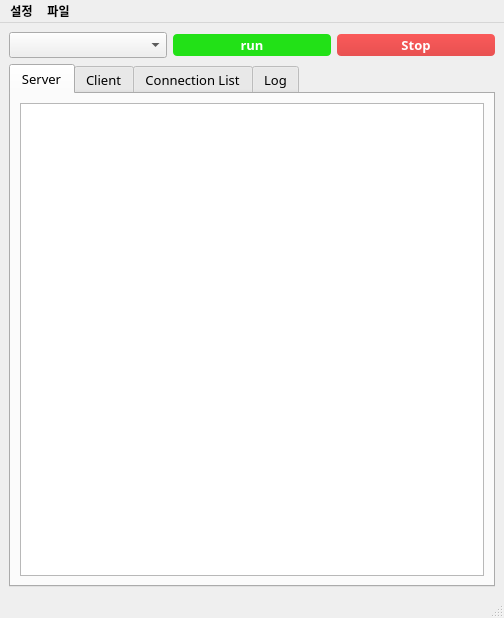
Qt form main.ui (gusdnd3150/communication-gui) before a commit.
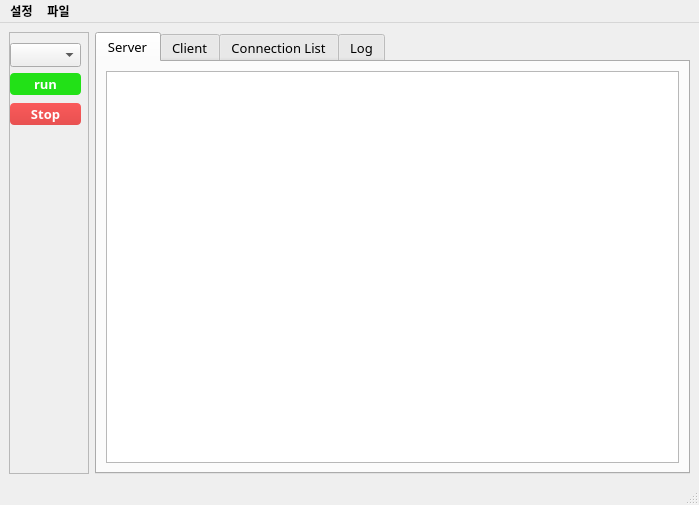
The same form after that commit.

Commit message: 버튼 위치 변경

Patch:
```diff
--- a/main.ui
+++ b/main.ui
@@ -6,8 +6,8 @@
    <rect>
     <x>0</x>
     <y>0</y>
-    <width>504</width>
-    <height>618</height>
+    <width>699</width>
+    <height>505</height>
    </rect>
   </property>
   <property name="sizePolicy">
@@ -49,105 +49,10 @@
   </property>
   <widget class="QWidget" name="centralwidget">
    <layout class="QGridLayout" name="gridLayout_3">
-    <item row="0" column="0">
+    <item row="0" column="1">
      <layout class="QGridLayout" name="gridLayout_2">
       <item row="0" column="0">
-       <layout class="QGridLayout" name="gridLayout">
-        <item row="0" column="1">
-         <widget class="QPushButton" name="btn_start">
-          <property name="maximumSize">
-           <size>
-            <width>200</width>
-            <height>16777215</height>
-           </size>
-          </property>
-          <property name="font">
-           <font>
-            <family>맑은 고딕</family>
-            <pointsize>10</pointsize>
-            <weight>75</weight>
-            <bold>true</bold>
-           </font>
-          </property>
-          <property name="styleSheet">
-           <string notr="true">QPushButton {
-    background-color: #22e117;
-    border: none;
-    border-radius: 4px;
-    color: white;
-    padding: 2px
-}
-
-QPushButton:hover {
-    background-color: #33c12b;
-}</string>
-          </property>
-          <property name="text">
-           <string>run</string>
-          </property>
-         </widget>
-        </item>
-        <item row="0" column="0">
-         <widget class="QComboBox" name="combo_pkg">
-          <property name="maximumSize">
-           <size>
-            <width>200</width>
-            <height>16777215</height>
-           </size>
-          </property>
-          <property name="font">
-           <font>
-            <family>맑은 고딕</family>
-            <pointsize>10</pointsize>
-           </font>
-          </property>
-          <property name="acceptDrops">
-           <bool>false</bool>
-          </property>
-          <property name="styleSheet">
-           <string notr="true"/>
-          </property>
-         </widget>
-        </item>
-        <item row="0" column="2">
-         <widget class="QPushButton" name="btn_stop">
-          <property name="maximumSize">
-           <size>
-            <width>200</width>
-            <height>16777215</height>
-           </size>
-          </property>
-          <property name="font">
-           <font>
-            <family>맑은 고딕</family>
-            <pointsize>10</pointsize>
-            <weight>75</weight>
-            <bold>true</bold>
-            <underline>false</underline>
-            <strikeout>false</strikeout>
-           </font>
-          </property>
-          <property name="styleSheet">
-           <string notr="true">/* 일반 버튼 스타일 */
-QPushButton {
-    background-color: qlineargradient(spread:pad, x1:0, y1:0, x2:0, y2:1, stop:0 rgba(250, 90, 90, 255), stop:1 rgba(232, 81, 81, 255));
-    border: none;
-    border-radius: 4px;
-    color: white;
-    padding: 2px
-}
-
-/* Hover 상태에서 배경색 변경 */
-QPushButton:hover {
-    background-color: #E35252;
-}</string>
-          </property>
-          <property name="text">
-           <string>Stop</string>
-          </property>
-         </widget>
-        </item>
-       </layout>
+       <layout class="QGridLayout" name="gridLayout"/>
       </item>
       <item row="1" column="0">
        <widget class="QTabWidget" name="tabWidget">
@@ -371,6 +276,150 @@
       </item>
      </layout>
     </item>
+    <item row="0" column="0">
+     <widget class="QScrollArea" name="scrollArea">
+      <property name="sizePolicy">
+       <sizepolicy hsizetype="Maximum" vsizetype="Expanding">
+        <horstretch>0</horstretch>
+        <verstretch>0</verstretch>
+       </sizepolicy>
+      </property>
+      <property name="minimumSize">
+       <size>
+        <width>80</width>
+        <height>0</height>
+       </size>
+      </property>
+      <property name="frameShadow">
+       <enum>QFrame::Raised</enum>
+      </property>
+      <property name="widgetResizable">
+       <bool>true</bool>
+      </property>
+      <widget class="QWidget" name="scrollAreaWidgetContents">
+       <property name="geometry">
+        <rect>
+         <x>0</x>
+         <y>0</y>
+         <width>78</width>
+         <height>442</height>
+        </rect>
+       </property>
+       <widget class="QPushButton" name="btn_stop">
+        <property name="geometry">
+         <rect>
+          <x>0</x>
+          <y>70</y>
+          <width>71</width>
+          <height>22</height>
+         </rect>
+        </property>
+        <property name="maximumSize">
+         <size>
+          <width>200</width>
+          <height>16777215</height>
+         </size>
+        </property>
+        <property name="font">
+         <font>
+          <family>맑은 고딕</family>
+          <pointsize>10</pointsize>
+          <weight>75</weight>
+          <bold>true</bold>
+          <underline>false</underline>
+          <strikeout>false</strikeout>
+         </font>
+        </property>
+        <property name="styleSheet">
+         <string notr="true">/* 일반 버튼 스타일 */
+QPushButton {
+    background-color: qlineargradient(spread:pad, x1:0, y1:0, x2:0, y2:1, stop:0 rgba(250, 90, 90, 255), stop:1 rgba(232, 81, 81, 255));
+    border: none;
+    border-radius: 4px;
+    color: white;
+    padding: 2px
+}
+
+/* Hover 상태에서 배경색 변경 */
+QPushButton:hover {
+    background-color: #E35252;
+}</string>
+        </property>
+        <property name="text">
+         <string>Stop</string>
+        </property>
+       </widget>
+       <widget class="QPushButton" name="btn_start">
+        <property name="geometry">
+         <rect>
+          <x>0</x>
+          <y>40</y>
+          <width>71</width>
+          <height>22</height>
+         </rect>
+        </property>
+        <property name="maximumSize">
+         <size>
+          <width>200</width>
+          <height>16777215</height>
+         </size>
+        </property>
+        <property name="font">
+         <font>
+          <family>맑은 고딕</family>
+          <pointsize>10</pointsize>
+          <weight>75</weight>
+          <bold>true</bold>
+         </font>
+        </property>
+        <property name="styleSheet">
+         <string notr="true">QPushButton {
+    background-color: #22e117;
+    border: none;
+    border-radius: 4px;
+    color: white;
+    padding: 2px
+}
+
+QPushButton:hover {
+    background-color: #33c12b;
+}</string>
+        </property>
+        <property name="text">
+         <string>run</string>
+        </property>
+       </widget>
+       <widget class="QComboBox" name="combo_pkg">
+        <property name="geometry">
+         <rect>
+          <x>0</x>
+          <y>10</y>
+          <width>71</width>
+          <height>24</height>
+         </rect>
+        </property>
+        <property name="maximumSize">
+         <size>
+          <width>200</width>
+          <height>16777215</height>
+         </size>
+        </property>
+        <property name="font">
+         <font>
+          <family>맑은 고딕</family>
+          <pointsize>10</pointsize>
+         </font>
+        </property>
+        <property name="acceptDrops">
+         <bool>false</bool>
+        </property>
+        <property name="styleSheet">
+         <string notr="true"/>
+        </property>
+       </widget>
+      </widget>
+     </widget>
+    </item>
    </layout>
   </widget>
   <widget class="QMenuBar" name="menubar">
@@ -378,7 +427,7 @@
     <rect>
      <x>0</x>
      <y>0</y>
-     <width>504</width>
+     <width>699</width>
      <height>22</height>
     </rect>
    </property>
```
The commit also changes 3 other files.
